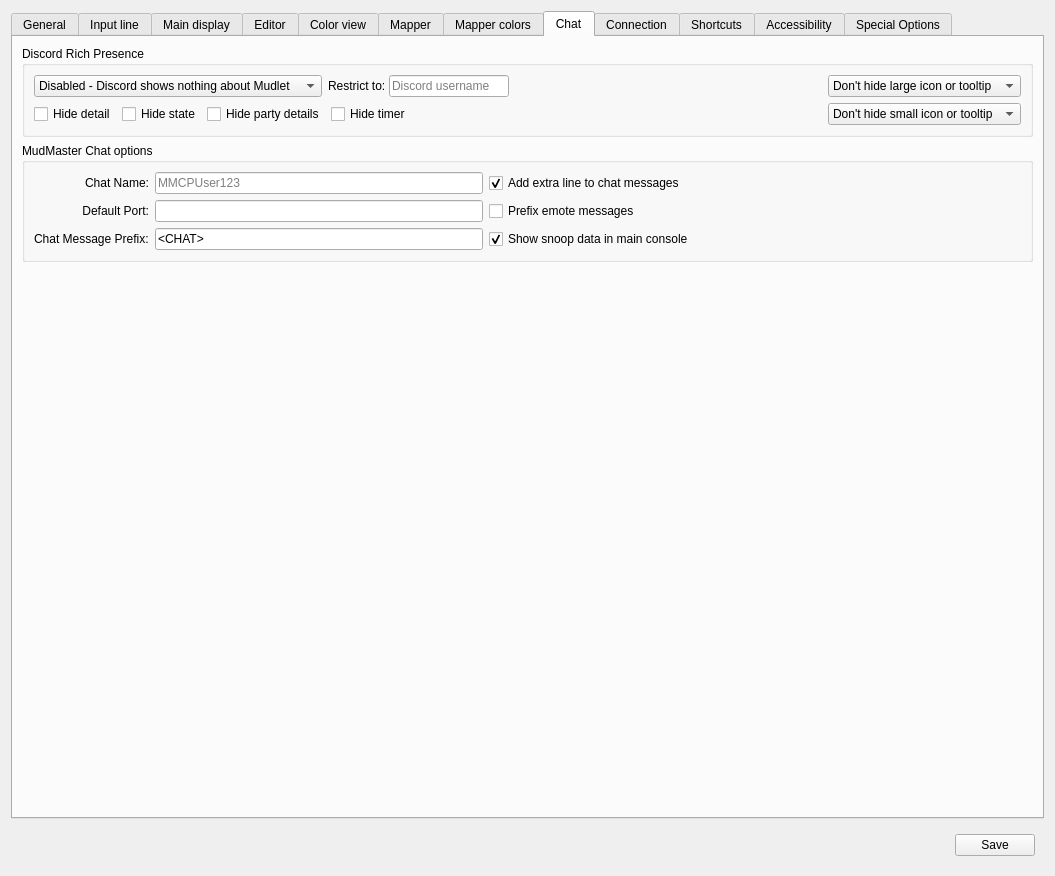
Before: the Qt Designer form src/ui/profile_preferences.ui in Mudlet/Mudlet, drawn with Qt 5.
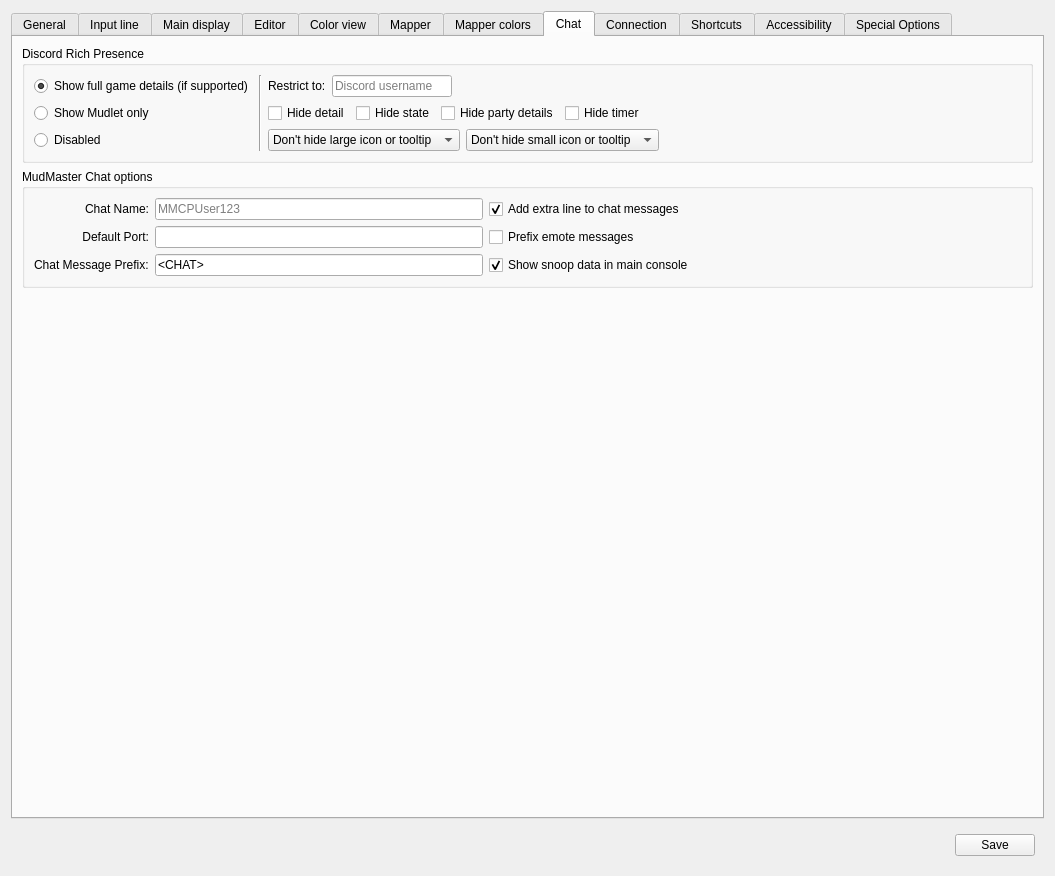
After: the same form once the commit is applied. The open tabs and pages were chosen to show the change. Icons and pictures are not drawn. Custom widgets are drawn as their Qt base class.

Commit message:
Address PR review: UI rework, memory leak fix, and functional tests
- Replace Discord mode combo box with radio buttons and vertical
  divider layout for clearer presentation
- Fix memory leak: move mPresencePtrs cleanup outside mRpcActive
  guard in destructor so allocations are freed even when RPC was
  shut down before destruction
- Reword combo labels to player-facing language
- Add tooltip on "(Discord not connected)" explaining desktop app
  requirement
- Add TDiscordModeTest functional test covering mode gating,
  server-origin tracking, privacy flags, and resetData cleanup

The edit to the form file:
```diff
--- a/src/ui/profile_preferences.ui
+++ b/src/ui/profile_preferences.ui
@@ -3453,59 +3453,50 @@
          </property>
          <layout class="QGridLayout" name="gridLayout_groupBox_discordRichPresence">
           <item row="0" column="0">
-           <layout class="QHBoxLayout">
-            <item>
-             <widget class="QComboBox" name="comboBox_discordMode">
-              <property name="sizePolicy">
-               <sizepolicy hsizetype="Fixed" vsizetype="Fixed">
-                <horstretch>0</horstretch>
-                <verstretch>0</verstretch>
-               </sizepolicy>
-              </property>
-              <property name="sizeAdjustPolicy">
-               <enum>QComboBox::SizeAdjustPolicy::AdjustToContents</enum>
-              </property>
-              <item>
+           <widget class="QRadioButton" name="radioButton_discordGameDetails">
                <property name="text">
-                <string>Disabled - Discord shows nothing about Mudlet</string>
-               </property>
-              </item>
-              <item>
+             <string>Show full game details (if supported)</string>
+            </property>
+            <property name="checked">
+             <bool>true</bool>
+            </property>
+            <attribute name="buttonGroup">
+             <string notr="true">buttonGroup_discordMode</string>
+            </attribute>
+           </widget>
+          </item>
+          <item row="1" column="0">
+           <widget class="QRadioButton" name="radioButton_discordMudletOnly">
                <property name="text">
-                <string>Show Mudlet only - game server stays unaware</string>
-               </property>
-              </item>
-              <item>
+             <string>Show Mudlet only</string>
+            </property>
+            <attribute name="buttonGroup">
+             <string notr="true">buttonGroup_discordMode</string>
+            </attribute>
+           </widget>
+          </item>
+          <item row="2" column="0">
+           <widget class="QRadioButton" name="radioButton_discordDisabled">
                <property name="text">
-                <string>Show game details - full server integration</string>
-               </property>
-              </item>
-             </widget>
-            </item>
-            <item>
-             <widget class="QWidget" name="widget_discordRestrictTo" native="true">
-              <property name="sizePolicy">
-               <sizepolicy hsizetype="Fixed" vsizetype="Preferred">
-                <horstretch>0</horstretch>
-                <verstretch>0</verstretch>
-               </sizepolicy>
-              </property>
-              <layout class="QHBoxLayout">
-               <property name="leftMargin">
-                <number>0</number>
-               </property>
-               <property name="topMargin">
-                <number>0</number>
-               </property>
-               <property name="rightMargin">
-                <number>0</number>
-               </property>
-               <property name="bottomMargin">
-                <number>0</number>
-               </property>
-               <property name="spacing">
-                <number>3</number>
-               </property>
+             <string>Disabled</string>
+            </property>
+            <attribute name="buttonGroup">
+             <string notr="true">buttonGroup_discordMode</string>
+            </attribute>
+           </widget>
+          </item>
+          <item row="0" column="1" rowspan="3">
+           <widget class="QFrame" name="frame_discordDivider">
+            <property name="frameShape">
+             <enum>QFrame::Shape::VLine</enum>
+            </property>
+            <property name="frameShadow">
+             <enum>QFrame::Shadow::Sunken</enum>
+            </property>
+           </widget>
+          </item>
+          <item row="0" column="2">
+           <layout class="QHBoxLayout">
                <item>
                 <widget class="QLabel" name="label_discordUserName">
                  <property name="text">
@@ -3547,9 +3538,6 @@
                  </property>
                 </widget>
                </item>
-              </layout>
-             </widget>
-            </item>
             <item>
              <widget class="QLabel" name="label_discordCurrentUser">
               <property name="text">
@@ -3572,35 +3560,7 @@
             </item>
            </layout>
           </item>
-          <item row="0" column="1">
-           <widget class="QComboBox" name="comboBox_discordLargeIconPrivacy">
-            <property name="sizeAdjustPolicy">
-             <enum>QComboBox::SizeAdjustPolicy::AdjustToContents</enum>
-            </property>
-            <property name="sizePolicy">
-             <sizepolicy hsizetype="Preferred" vsizetype="Fixed">
-              <horstretch>0</horstretch>
-              <verstretch>0</verstretch>
-             </sizepolicy>
-            </property>
-            <item>
-             <property name="text">
-              <string>Don't hide large icon or tooltip</string>
-             </property>
-            </item>
-            <item>
-             <property name="text">
-              <string>Hide large icon tooltip</string>
-             </property>
-            </item>
-            <item>
-             <property name="text">
-              <string>Hide large icon and tooltip</string>
-             </property>
-            </item>
-           </widget>
-          </item>
-          <item row="1" column="0">
+          <item row="1" column="2">
            <layout class="QHBoxLayout">
             <item>
              <widget class="QCheckBox" name="checkBox_discordServerAccessToDetail">
@@ -3645,7 +3605,37 @@
             </item>
            </layout>
           </item>
-          <item row="1" column="1">
+          <item row="2" column="2">
+           <layout class="QHBoxLayout">
+            <item>
+             <widget class="QComboBox" name="comboBox_discordLargeIconPrivacy">
+              <property name="sizeAdjustPolicy">
+               <enum>QComboBox::SizeAdjustPolicy::AdjustToContents</enum>
+              </property>
+              <property name="sizePolicy">
+               <sizepolicy hsizetype="Preferred" vsizetype="Fixed">
+                <horstretch>0</horstretch>
+                <verstretch>0</verstretch>
+               </sizepolicy>
+              </property>
+              <item>
+               <property name="text">
+                <string>Don't hide large icon or tooltip</string>
+               </property>
+              </item>
+              <item>
+               <property name="text">
+                <string>Hide large icon tooltip</string>
+               </property>
+              </item>
+              <item>
+               <property name="text">
+                <string>Hide large icon and tooltip</string>
+               </property>
+              </item>
+             </widget>
+            </item>
+            <item>
            <widget class="QComboBox" name="comboBox_discordSmallIconPrivacy">
             <property name="sizePolicy">
              <sizepolicy hsizetype="Preferred" vsizetype="Fixed">
@@ -3670,6 +3660,21 @@
             </item>
            </widget>
           </item>
+            <item>
+             <spacer>
+              <property name="orientation">
+               <enum>Qt::Orientation::Horizontal</enum>
+              </property>
+              <property name="sizeHint" stdset="0">
+               <size>
+                <width>20</width>
+                <height>20</height>
+               </size>
+              </property>
+             </spacer>
+            </item>
+           </layout>
+          </item>
          </layout>
         </widget>
        </item>
```
Left out of the diff: 7 changed lines with no effect on the pictures. Lines whose indentation alone changed are shown as unchanged. The commit also changes 4 other files.
